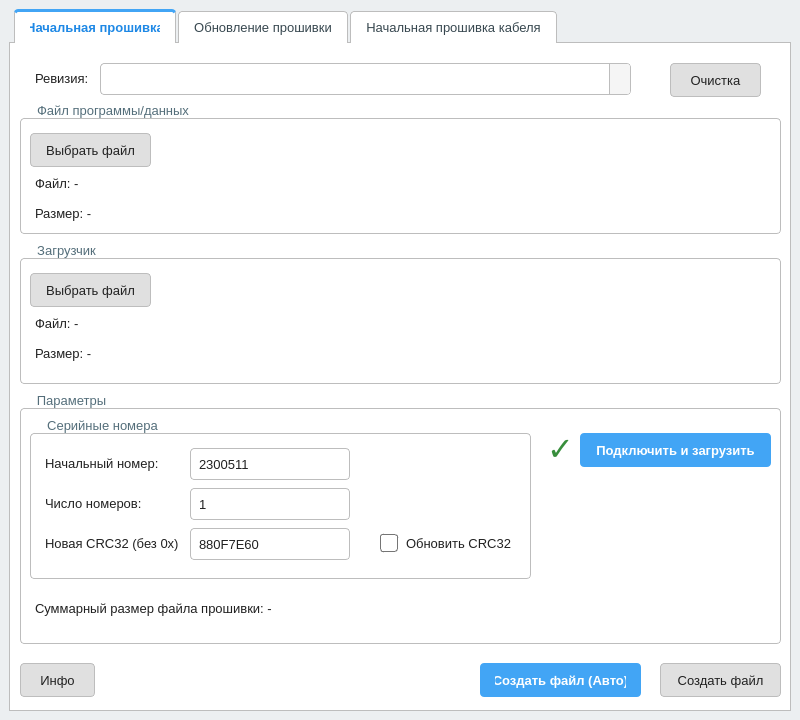
Old version of the form mainwindow.ui in the repository Krone213/update-generator.
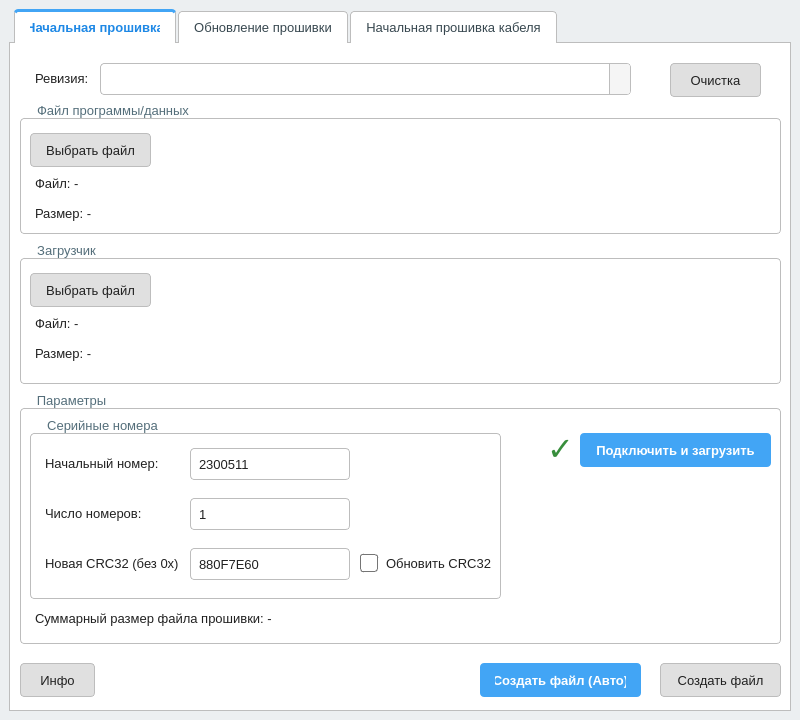
New version of the form. Icons and pictures are not drawn.

```diff
--- a/mainwindow.ui
+++ b/mainwindow.ui
@@ -605,8 +605,8 @@
           <rect>
            <x>10</x>
            <y>25</y>
-           <width>501</width>
-           <height>161</height>
+           <width>471</width>
+           <height>181</height>
           </rect>
          </property>
          <property name="font">
@@ -623,8 +623,8 @@
           </property>
           <property name="geometry">
            <rect>
-            <x>350</x>
-            <y>110</y>
+            <x>330</x>
+            <y>130</y>
             <width>131</width>
             <height>31</height>
            </rect>
@@ -645,7 +645,7 @@
           <property name="geometry">
            <rect>
             <x>160</x>
-            <y>70</y>
+            <y>80</y>
             <width>160</width>
             <height>32</height>
            </rect>
@@ -671,7 +671,7 @@
           <property name="geometry">
            <rect>
             <x>160</x>
-            <y>110</y>
+            <y>130</y>
             <width>160</width>
             <height>32</height>
            </rect>
@@ -684,7 +684,7 @@
           <property name="geometry">
            <rect>
             <x>10</x>
-            <y>110</y>
+            <y>130</y>
             <width>141</width>
             <height>31</height>
            </rect>
@@ -720,7 +720,7 @@
           <property name="geometry">
            <rect>
             <x>10</x>
-            <y>70</y>
+            <y>80</y>
             <width>121</width>
             <height>31</height>
            </rect>
@@ -739,7 +739,7 @@
          <property name="geometry">
           <rect>
            <x>10</x>
-           <y>200</y>
+           <y>210</y>
            <width>501</width>
            <height>31</height>
           </rect>
```
Left out of the diff: 20 changed lines with no effect on the pictures.
